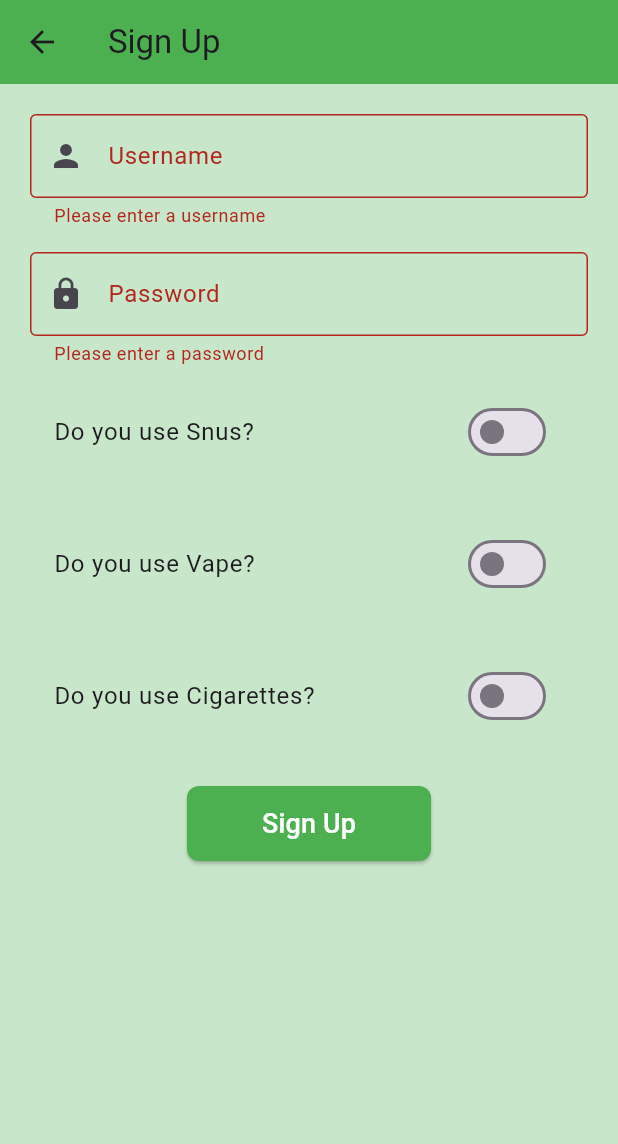
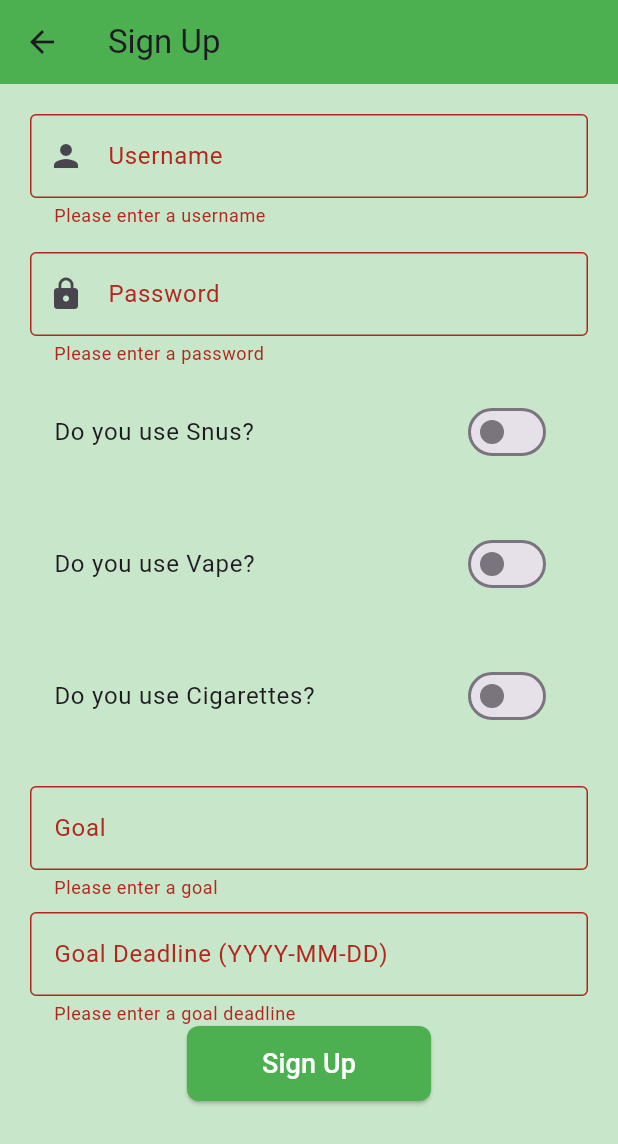
Before and after one commit to xyberii4/nittyquitty, a Flutter app: the SignUpScreen screen opened directly, after a tap on "Sign Up", on a phone screen of 412 x 824 dp. Shown: the top 1144 px of the screen. Run offline on Flutter 3.47's test engine with Material 3 defaults, Android fonts, the phone set to English and light mode, and no system bars; our stand-ins replace fl_chart, flutter_local_notifications, shared_preferences; accounts and stored records are empty; network calls fail.

Commit message:
added sign up full function

```diff
--- a/Frontend/lib/screens/signup_screen.dart
+++ b/Frontend/lib/screens/signup_screen.dart
@@ -18,6 +18,8 @@ class _SignUpScreenState extends State<SignUpScreen> {
   final TextEditingController _vapeWeeklyUsageController = TextEditingController();
   final TextEditingController _vapeStrengthController = TextEditingController();
   final TextEditingController _cigaretteWeeklyUsageController = TextEditingController();
+  final TextEditingController _goalController = TextEditingController();
+  final TextEditingController _goalDeadlineController = TextEditingController();
 
   bool _snusSelected = false;
   bool _vapeSelected = false;
@@ -26,16 +28,18 @@ class _SignUpScreenState extends State<SignUpScreen> {
   Future<void> _signUp() async {
     if (_formKey.currentState!.validate()) {
       final Map<String, dynamic> requestBody = {
-        "username": _usernameController.text, // Corrected field name
-        "password": _passwordController.text, // Corrected field name
-        "snus": _snusSelected, // Corrected field name
-        "snus_weekly_usage": int.tryParse(_snusWeeklyUsageController.text) ?? 0, // Corrected field name
-        "snus_strength": int.tryParse(_snusStrengthController.text) ?? 0, // Corrected field name
-        "vape": _vapeSelected, // Corrected field name
-        "vape_weekly_usage": int.tryParse(_vapeWeeklyUsageController.text) ?? 0, // Corrected field name
-        "vape_strength": int.tryParse(_vapeStrengthController.text) ?? 0, // Corrected field name
-        "cigarette": _cigaretteSelected, // Corrected field name
-        "cigarette_weekly_usage": int.tryParse(_cigaretteWeeklyUsageController.text) ?? 0, // Corrected field name
+        "username": _usernameController.text,
+        "password": _passwordController.text,
+        "snus": _snusSelected,
+        "snus_weekly_usage": int.tryParse(_snusWeeklyUsageController.text) ?? 0,
+        "snus_strength": int.tryParse(_snusStrengthController.text) ?? 0,
+        "vape": _vapeSelected,
+        "vape_weekly_usage": int.tryParse(_vapeWeeklyUsageController.text) ?? 0,
+        "vape_strength": int.tryParse(_vapeStrengthController.text) ?? 0,
+        "cigarette": _cigaretteSelected,
+        "cigarette_weekly_usage": int.tryParse(_cigaretteWeeklyUsageController.text) ?? 0,
+        "goal": double.tryParse(_goalController.text) ?? 0.0,
+        "goal_deadline": _goalDeadlineController.text,
       };
 
       // Debug: Print the request body
@@ -255,19 +259,53 @@ class _SignUpScreenState extends State<SignUpScreen> {
                   ),
                 const SizedBox(height: 24),
 
+                // Goal Input Field
+                TextFormField(
+                  controller: _goalController,
+                  keyboardType: TextInputType.number,
+                  decoration: const InputDecoration(
+                    labelText: "Goal",
+                    border: OutlineInputBorder(),
+                  ),
+                  validator: (value) {
+                    if (value == null || value.isEmpty) {
+                      return "Please enter a goal";
+                    }
+                    return null;
+                  },
+                ),
+                const SizedBox(height: 8),
+
+                // Goal Deadline Input Field
+                TextFormField(
+                  controller: _goalDeadlineController,
+                  keyboardType: TextInputType.datetime,
+                  decoration: const InputDecoration(
+                    labelText: "Goal Deadline (YYYY-MM-DD)",
+                    border: OutlineInputBorder(),
+                  ),
+                  validator: (value) {
+                    if (value == null || value.isEmpty) {
+                      return "Please enter a goal deadline";
+                    }
+                    return null;
+                  },
+                ),
+
                 // Sign Up Button
                 ElevatedButton(
                   onPressed: _signUp,
                   style: ElevatedButton.styleFrom(
                     backgroundColor: Colors.green,
-                    padding: const EdgeInsets.symmetric(
-                      horizontal: 50, vertical: 12),
+                    padding: const EdgeInsets.symmetric(horizontal: 50, vertical: 12),
                     shape: RoundedRectangleBorder(
-                      borderRadius: BorderRadius.circular(8)),
+                      borderRadius: BorderRadius.circular(8),
+                    ),
                   ),
                   child: const Text(
                     "Sign Up",
-                    style: TextStyle(fontSize: 18, color: Colors.white)),
+                    style: TextStyle(fontSize: 18, color: Colors.white),
+                  ),
                 ),
               ],
             ),
```
